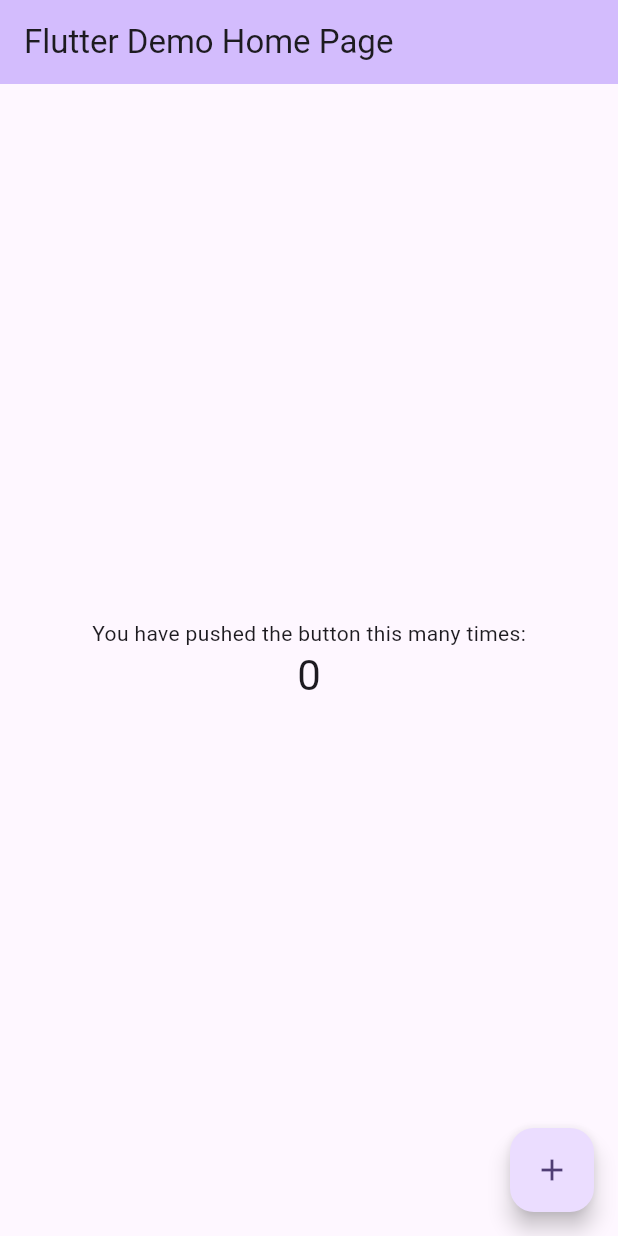
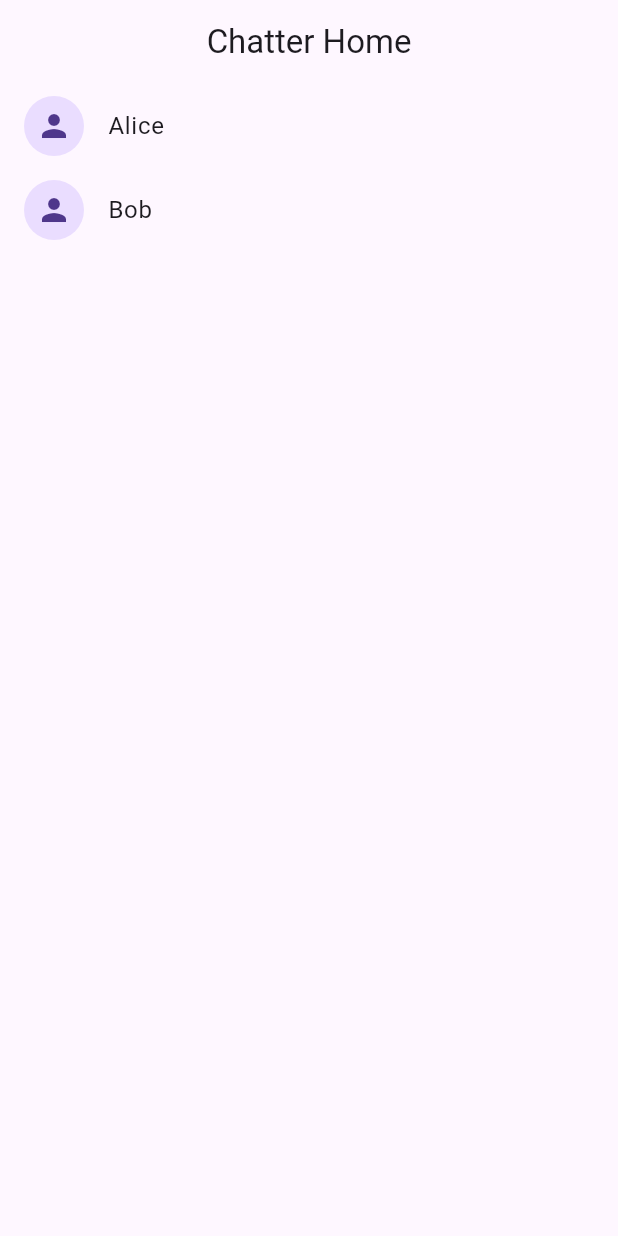
Before and after one commit to PeterBotros/Chatter, a Flutter app: the screen it shows after launch, on a phone screen of 412 x 824 dp. Run offline on Flutter 3.47's test engine with Material 3 defaults, Android fonts, the phone set to English and light mode, and no system bars.

```diff
--- a/chatter/lib/main.dart
+++ b/chatter/lib/main.dart
@@ -1,122 +1,14 @@
 import 'package:flutter/material.dart';
 
+import 'view/pages/home_page.dart';
+
 void main() {
-  runApp(const MyApp());
+  runApp(MyApp());
 }
 
 class MyApp extends StatelessWidget {
-  const MyApp({super.key});
-
-  // This widget is the root of your application.
   @override
   Widget build(BuildContext context) {
-    return MaterialApp(
-      title: 'Flutter Demo',
-      theme: ThemeData(
-        // This is the theme of your application.
-        //
-        // TRY THIS: Try running your application with "flutter run". You'll see
-        // the application has a purple toolbar. Then, without quitting the app,
-        // try changing the seedColor in the colorScheme below to Colors.green
-        // and then invoke "hot reload" (save your changes or press the "hot
-        // reload" button in a Flutter-supported IDE, or press "r" if you used
-        // the command line to start the app).
-        //
-        // Notice that the counter didn't reset back to zero; the application
-        // state is not lost during the reload. To reset the state, use hot
-        // restart instead.
-        //
-        // This works for code too, not just values: Most code changes can be
-        // tested with just a hot reload.
-        colorScheme: ColorScheme.fromSeed(seedColor: Colors.deepPurple),
-      ),
-      home: const MyHomePage(title: 'Flutter Demo Home Page'),
-    );
+    return MaterialApp(debugShowCheckedModeBanner: false, home: HomeScreen());
   }
 }
-
-class MyHomePage extends StatefulWidget {
-  const MyHomePage({super.key, required this.title});
-
-  // This widget is the home page of your application. It is stateful, meaning
-  // that it has a State object (defined below) that contains fields that affect
-  // how it looks.
-
-  // This class is the configuration for the state. It holds the values (in this
-  // case the title) provided by the parent (in this case the App widget) and
-  // used by the build method of the State. Fields in a Widget subclass are
-  // always marked "final".
-
-  final String title;
-
-  @override
-  State<MyHomePage> createState() => _MyHomePageState();
-}
-
-class _MyHomePageState extends State<MyHomePage> {
-  int _counter = 0;
-
-  void _incrementCounter() {
-    setState(() {
-      // This call to setState tells the Flutter framework that something has
-      // changed in this State, which causes it to rerun the build method below
-      // so that the display can reflect the updated values. If we changed
-      // _counter without calling setState(), then the build method would not be
-      // called again, and so nothing would appear to happen.
-      _counter++;
-    });
-  }
-
-  @override
-  Widget build(BuildContext context) {
-    // This method is rerun every time setState is called, for instance as done
-    // by the _incrementCounter method above.
-    //
-    // The Flutter framework has been optimized to make rerunning build methods
-    // fast, so that you can just rebuild anything that needs updating rather
-    // than having to individually change instances of widgets.
-    return Scaffold(
-      appBar: AppBar(
-        // TRY THIS: Try changing the color here to a specific color (to
-        // Colors.amber, perhaps?) and trigger a hot reload to see the AppBar
-        // change color while the other colors stay the same.
-        backgroundColor: Theme.of(context).colorScheme.inversePrimary,
-        // Here we take the value from the MyHomePage object that was created by
-        // the App.build method, and use it to set our appbar title.
-        title: Text(widget.title),
-      ),
-      body: Center(
-        // Center is a layout widget. It takes a single child and positions it
-        // in the middle of the parent.
-        child: Column(
-          // Column is also a layout widget. It takes a list of children and
-          // arranges them vertically. By default, it sizes itself to fit its
-          // children horizontally, and tries to be as tall as its parent.
-          //
-          // Column has various properties to control how it sizes itself and
-          // how it positions its children. Here we use mainAxisAlignment to
-          // center the children vertically; the main axis here is the vertical
-          // axis because Columns are vertical (the cross axis would be
-          // horizontal).
-          //
-          // TRY THIS: Invoke "debug painting" (choose the "Toggle Debug Paint"
-          // action in the IDE, or press "p" in the console), to see the
-          // wireframe for each widget.
-          mainAxisAlignment: MainAxisAlignment.center,
-          children: <Widget>[
-            const Text('You have pushed the button this many times:'),
-            Text(
-              '$_counter',
-              style: Theme.of(context).textTheme.headlineMedium,
-            ),
-          ],
-        ),
-      ),
-      floatingActionButton: FloatingActionButton(
-        onPressed: _incrementCounter,
-        tooltip: 'Increment',
-        child: const Icon(Icons.add),
-      ), // This trailing comma makes auto-formatting nicer for build methods.
-    );
-  }
-}
--- /dev/null
+++ b/chatter/lib/models/user.dart
@@ -0,0 +1,7 @@
+class User {
+  final String id;
+  final String name;
+  final String avatarUrl;
+
+  User({required this.id, required this.name, required this.avatarUrl});
+}
--- /dev/null
+++ b/chatter/lib/services/user_service.dart
@@ -0,0 +1,11 @@
+import 'package:chatter/models/user.dart';
+
+class UserService {
+  // Example: fetch users from a backend or local list
+  List<User> getUsers() {
+    return [
+      User(id: '1', name: 'Alice', avatarUrl: ''),
+      User(id: '2', name: 'Bob', avatarUrl: ''),
+    ];
+  }
+}
--- /dev/null
+++ b/chatter/lib/utils/snackbar.dart
@@ -0,0 +1,5 @@
+import 'package:flutter/material.dart';
+
+void showSnackBar(BuildContext context, String message) {
+  ScaffoldMessenger.of(context).showSnackBar(SnackBar(content: Text(message)));
+}
--- /dev/null
+++ b/chatter/lib/view/pages/home_page.dart
@@ -0,0 +1,44 @@
+import 'package:flutter/material.dart';
+import 'package:chatter/services/user_service.dart';
+import 'package:chatter/view/widgets/user_tile.dart';
+
+import 'package:chatter/view/pages/chat_screen.dart';
+
+class HomeScreen extends StatelessWidget {
+  const HomeScreen({Key? key}) : super(key: key);
+
+  @override
+  Widget build(BuildContext context) {
+    return Scaffold(
+      appBar: AppBar(
+        title: const Text('Chatter Home'),
+        centerTitle: true,
+        // No logout action
+      ),
+      body: Builder(
+        builder: (context) {
+          final users = UserService().getUsers();
+          if (users.isEmpty) return Center(child: Text('No users found'));
+          return ListView.builder(
+            itemCount: users.length,
+            itemBuilder: (context, index) {
+              return GestureDetector(
+                onTap: () {
+                  Navigator.of(context).push(
+                    MaterialPageRoute(
+                      builder: (_) => ChatScreen(
+                        peerId: users[index].id,
+                        peerName: users[index].name,
+                      ),
+                    ),
+                  );
+                },
+                child: UserTile(user: users[index]),
+              );
+            },
+          );
+        },
+      ),
+    );
+  }
+}
--- /dev/null
+++ b/chatter/lib/view/widgets/user_tile.dart
@@ -0,0 +1,20 @@
+import 'package:flutter/material.dart';
+import 'package:chatter/models/user.dart';
+
+class UserTile extends StatelessWidget {
+  final User user;
+  const UserTile({Key? key, required this.user}) : super(key: key);
+
+  @override
+  Widget build(BuildContext context) {
+    return ListTile(
+      leading: CircleAvatar(
+        backgroundImage: user.avatarUrl.isNotEmpty
+            ? NetworkImage(user.avatarUrl)
+            : null,
+        child: user.avatarUrl.isEmpty ? Icon(Icons.person) : null,
+      ),
+      title: Text(user.name),
+    );
+  }
+}
--- a/chatter/pubspec.yaml
+++ b/chatter/pubspec.yaml
@@ -34,6 +34,8 @@ dependencies:
   # The following adds the Cupertino Icons font to your application.
   # Use with the CupertinoIcons class for iOS style icons.
   cupertino_icons: ^1.0.8
+
+
 
 dev_dependencies:
   flutter_test:
```
Also changed, not shown: chatter/lib/view/pages/auth_screen.dart (added, +12 -0 lines), chatter/lib/view/pages/chat_screen.dart (added, +17 -0 lines), chatter/lib/view/widgets/custom_button.dart (added, +14 -0 lines), 1 other file.
